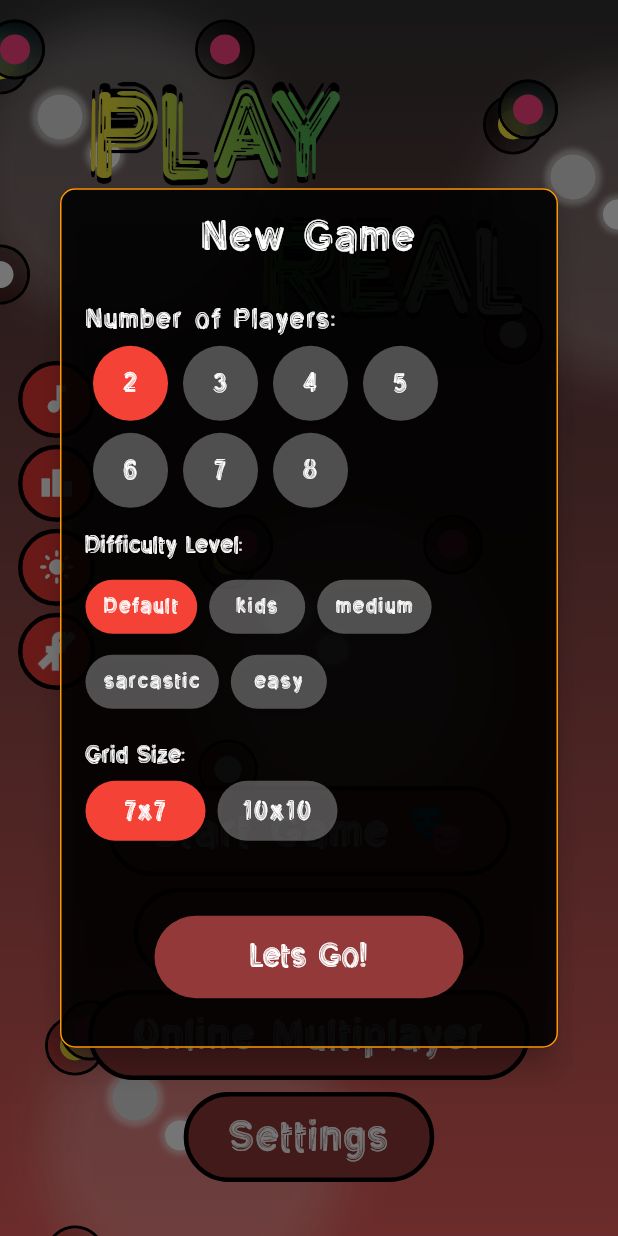
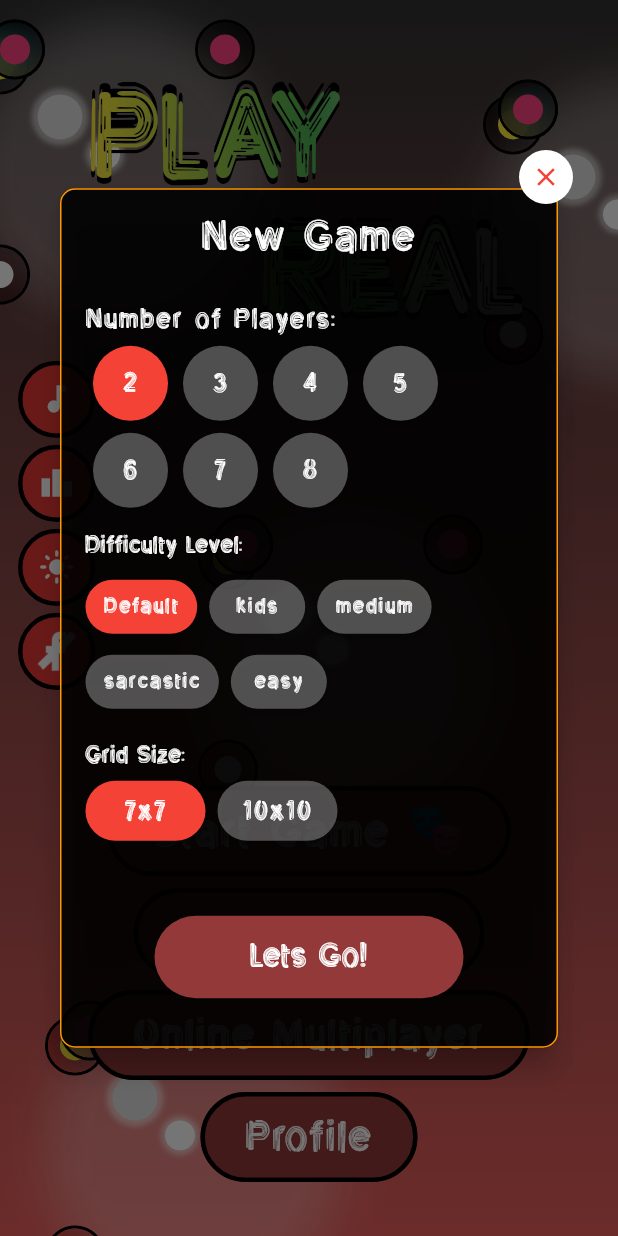
Before and after one commit to BigAchiever/Play-Real, a Flutter app: the StartingScreen screen opened directly, after a tap on "Start Game 🎭", on a phone screen of 412 x 824 dp. Run offline on Flutter 3.47's test engine with Material 2 defaults, Android fonts, the phone set to English and light mode, and no system bars; our stand-ins replace appwrite, audioplayers, flutter_spinkit, google_fonts, shared_preferences; accounts and stored records are empty.

Commit message:
Added cross widget + provider + completed profile screen UI

```diff
--- a/lib/appwrite/auth.dart
+++ b/lib/appwrite/auth.dart
@@ -21,12 +21,12 @@ class AuthAPI extends ChangeNotifier {
   AuthStatus get status => _status;
   String? get username => _currentUser?.name;
   String? get userid => _currentUser?.$id;
+  ValueNotifier<bool> isFacebookAuthenticated = ValueNotifier<bool>(false);
 
   // Constructor
   AuthAPI() {
     loadUser();
   }
-
 
   loadUser() async {
     try {
@@ -42,7 +42,7 @@ class AuthAPI extends ChangeNotifier {
     try {
       final session = await account.createOAuth2Session(provider: provider);
       _currentUser = await account.get();
-
+      isFacebookAuthenticated.value = true;
       _status = AuthStatus.authenticated;
       return session;
     } finally {
@@ -54,6 +54,7 @@ class AuthAPI extends ChangeNotifier {
     try {
       await account.deleteSession(sessionId: '[SESSION_ID]');
       _status = AuthStatus.unauthenticated;
+      isFacebookAuthenticated.value = false;
     } finally {
       notifyListeners();
     }
--- a/lib/config/theme/themedata.dart
+++ b/lib/config/theme/themedata.dart
@@ -42,7 +42,7 @@ Color lightCommonButton1 = Colors.blue.shade600;
 Color? lightCommonButton2 = Colors.lightBlue[400];
 Color lightButtonBorderColor = const Color.fromARGB(255, 86, 27, 97);
 Color lightbuttonForegroundColor = Colors.tealAccent.shade100;
-Color lightStartGameDialogColor = Color.fromARGB(223, 88, 108, 138);
+Color lightStartGameDialogColor = Color(0xff002244);
 Color lightSelectedColor = Colors.blue.shade700;
 Color lightUnselectedButtonColor = Colors.grey;
 Color lightMessageBoxColor = Colors.indigo;
--- a/lib/dialog/start_game_dialog.dart
+++ b/lib/dialog/start_game_dialog.dart
@@ -4,6 +4,7 @@ import 'package:play_real/dialog/widgets/difficulty_widget.dart';
 import 'package:play_real/dialog/widgets/gird_widget.dart';
 import 'package:play_real/screens/home.dart';
 import 'package:play_real/dialog/widgets/player_widget.dart';
+import 'package:play_real/widgets/cross_widget.dart';
 
 import '../widgets/audio_player.dart';
 import 'widgets/difficult_button.dart';
@@ -73,8 +74,11 @@ class _GameDialogState extends State<GameDialog> {
   @override
   Widget build(BuildContext context) {
     final size = MediaQuery.of(context).size;
-    return Dialog(
-      shape: RoundedRectangleBorder(borderRadius: BorderRadius.circular(10)),
+    return Stack(
+      children: [
+        Dialog(
+          shape:
+              RoundedRectangleBorder(borderRadius: BorderRadius.circular(10)),
           elevation: 8,
           backgroundColor: StartingScreenState.lightmodedarkmode
               ? lightStartGameDialogColor
@@ -152,6 +156,9 @@ class _GameDialogState extends State<GameDialog> {
               ],
             ),
           ),
+        ),
+        crossWidget(context, 100.0, 30.0)
+      ],
     );
   }
 }
--- /dev/null
+++ b/lib/provvider/player_age_provider.dart
@@ -0,0 +1,54 @@
+import 'dart:async';
+import 'package:flutter/material.dart';
+import 'package:shared_preferences/shared_preferences.dart';
+
+class PlayerAgeProvider with ChangeNotifier {
+  Duration playerAge = Duration.zero;
+  Timer? timer;
+
+  PlayerAgeProvider() {
+    loadPlayerAge();
+    calculatePlayerAge();
+  }
+
+  Future<void> loadPlayerAge() async {
+    SharedPreferences prefs = await SharedPreferences.getInstance();
+    DateTime? storedDate =
+        DateTime.fromMillisecondsSinceEpoch(prefs.getInt('playerAgeDate') ?? 0);
+    DateTime currentDate = DateTime.now();
+
+    // ignore: unnecessary_null_comparison
+    if (storedDate != null) {
+      int days = currentDate.difference(storedDate).inDays;
+      playerAge = Duration(days: days);
+    } else {
+      playerAge = Duration.zero;
+    }
+  }
+
+  Future<void> savePlayerAge() async {
+    SharedPreferences prefs = await SharedPreferences.getInstance();
+    await prefs.setInt('playerAgeDate', DateTime.now().millisecondsSinceEpoch);
+  }
+
+  void calculatePlayerAge() {
+    const Duration oneDay = Duration(days: 1);
+
+    timer = Timer.periodic(oneDay, (timer) {
+      playerAge += oneDay;
+      savePlayerAge();
+      notifyListeners();
+    });
+  }
+
+  String formatDuration(Duration duration) {
+    int days = duration.inDays;
+    return '$days d';
+  }
+
+  @override
+  void dispose() {
+    timer?.cancel();
+    super.dispose();
+  }
+}
--- a/lib/screens/home.dart
+++ b/lib/screens/home.dart
@@ -6,6 +6,7 @@ import 'package:play_real/config/theme/themedata.dart';
 import 'package:play_real/constants/constants.dart';
 import 'package:play_real/dialog/start_game_dialog.dart';
 import 'package:play_real/dialog/settings.dart';
+import 'package:play_real/widgets/error_widget.dart';
 import 'package:play_real/widgets/home_icon_button.dart';
 import 'package:play_real/widgets/home_screen_button.dart';
 import 'package:provider/provider.dart';
@@ -82,39 +83,35 @@ class StartingScreenState extends State<StartingScreen>
       lightmodedarkmode = prefs.getBool(kLightModeDarkModeKey) ?? false;
       isFacebookLoggedIn = prefs.getBool(kfacebookLoginKey) ?? false;
     });
+    context.read<AuthAPI>().isFacebookAuthenticated.value = isFacebookLoggedIn;
   }
 
+  // calling sign in with rpovider form auth_api.art
   signInWithFacebook(String provider) {
-    if (isFacebookLoggedIn) {
+    if (context.read<AuthAPI>().isFacebookAuthenticated.value) {
       // already logged in, sign out
       try {
         context.read<AuthAPI>().signOut();
-        setState(() {
-          isFacebookLoggedIn = false;
-        });
+        showError(context, 'Signed out of Facebook');
       } catch (e) {
         print('Error signing out: $e');
+        showError(context, 'There was an error signing out');
+      } finally {
+        isFacebookLoggedIn = false;
+        context.read<AuthAPI>().isFacebookAuthenticated.value = false;
+        _saveState();
       }
     } else {
-      //  not logged in, sign in
+      // not logged in, sign in
       try {
         context.read<AuthAPI>().signInWithFacebook(provider: provider);
-        setState(() {
+      } catch (e) {
+        print('Error signing in: $e');
+        showError(context, 'There was an error signing in');
+      } finally {
         isFacebookLoggedIn = true;
-        });
-      } catch (e) {
-        AlertDialog(
-          title: const Text('Error'),
-          content: Text('Something went wrong!'),
-          actions: [
-            TextButton(
-              onPressed: () {
-                Navigator.of(context).pop();
-              },
-              child: const Text('OK'),
-            ),
-          ],
-        );
+        context.read<AuthAPI>().isFacebookAuthenticated.value = true;
+        _saveState();
       }
     }
   }
@@ -126,7 +123,8 @@ class StartingScreenState extends State<StartingScreen>
     return Scaffold(
       resizeToAvoidBottomInset: false,
       backgroundColor: Colors.transparent,
-      body: Stack(children: [
+      body: Stack(
+        children: [
           Container(
             height: size.height,
             width: size.width,
@@ -248,7 +246,12 @@ class StartingScreenState extends State<StartingScreen>
                                   : buttonForegroundColor,
                             ),
                           ),
-                        CustomIconButton(
+                          ValueListenableBuilder<bool>(
+                            valueListenable:
+                                context.read<AuthAPI>().isFacebookAuthenticated,
+                            builder: (BuildContext context,
+                                bool isFacebookAuthenticated, Widget? child) {
+                              return CustomIconButton(
                                 onPressed: () async {
                                   if (musicbutton) {
                                     playAudio();
@@ -258,15 +261,17 @@ class StartingScreenState extends State<StartingScreen>
                                 },
                                 heroTag: Text("facebook"),
                                 child: Image.asset(
-                            isFacebookLoggedIn
+                                  isFacebookAuthenticated
                                       ? "assets/images/facebook.png"
                                       : "assets/images/not_facebook.png",
                                   color: lightmodedarkmode
                                       ? lightbuttonForegroundColor
                                       : buttonForegroundColor,
-                            height: isFacebookLoggedIn ? 24 : 48,
+                                  height: isFacebookAuthenticated ? 24 : 48,
                                 ),
-                        )
+                              );
+                            },
+                          ),
                         ],
                       ),
                     ],
@@ -302,7 +307,9 @@ class StartingScreenState extends State<StartingScreen>
                   child: const Text(
                     'Start Game 🎭',
                     style: TextStyle(
-                      fontFamily: 'GameFont', fontSize: 30, letterSpacing: 1.1),
+                        fontFamily: 'GameFont',
+                        fontSize: 30,
+                        letterSpacing: 1.1),
                   ),
                 ),
                 HomeScreenButton(
@@ -320,7 +327,9 @@ class StartingScreenState extends State<StartingScreen>
                   child: const Text(
                     'How to Play?',
                     style: TextStyle(
-                      fontFamily: "GameFont", fontSize: 28, letterSpacing: 1.1),
+                        fontFamily: "GameFont",
+                        fontSize: 28,
+                        letterSpacing: 1.1),
                   ),
                 ),
                 HomeScreenButton(
@@ -375,8 +384,8 @@ class StartingScreenState extends State<StartingScreen>
                         context: context,
                         builder: (context) {
                           return FutureBuilder(
-                          future:
-                              Future.delayed(const Duration(milliseconds: 200)),
+                            future: Future.delayed(
+                                const Duration(milliseconds: 200)),
                             builder: (context, snapshot) {
                               if (snapshot.connectionState ==
                                   ConnectionState.done) {
@@ -391,7 +400,7 @@ class StartingScreenState extends State<StartingScreen>
                         });
                   },
                   child: const Text(
-                  'Settings',
+                    'Profile',
                     style: TextStyle(
                       fontFamily: "GameFont",
                       fontSize: 28,
@@ -405,7 +414,9 @@ class StartingScreenState extends State<StartingScreen>
               ],
             ),
           ),
-      ]),
+
+        ],
+      ),
     );
   }
 }
--- /dev/null
+++ b/lib/widgets/cross_widget.dart
@@ -0,0 +1,22 @@
+import 'package:flutter/material.dart';
+
+Widget crossWidget(context, top, right) {
+  return Positioned(
+    top: top,
+    right: right,
+    child: GestureDetector(
+      onTap: () {
+        Navigator.pop(context);
+      },
+      child: CircleAvatar(
+        radius: 18,
+        backgroundColor: Colors.white,
+        child: Icon(
+          Icons.close,
+          size: 20,
+          color: Colors.red,
+        ),
+      ),
+    ),
+  );
+}
```
Also changed, not shown: lib/dialog/settings.dart (+83 -9 lines), lib/dialog/widgets/player_age.dart (added, +41 -0 lines), lib/main.dart (+17 -11 lines), lib/models/error_model.dart (added, +9 -0 lines), lib/widgets/error_widget.dart (added, +48 -0 lines), lib/widgets/profile_text_field.dart (+5 -5 lines). Lines whose indentation alone changed are shown as unchanged.
